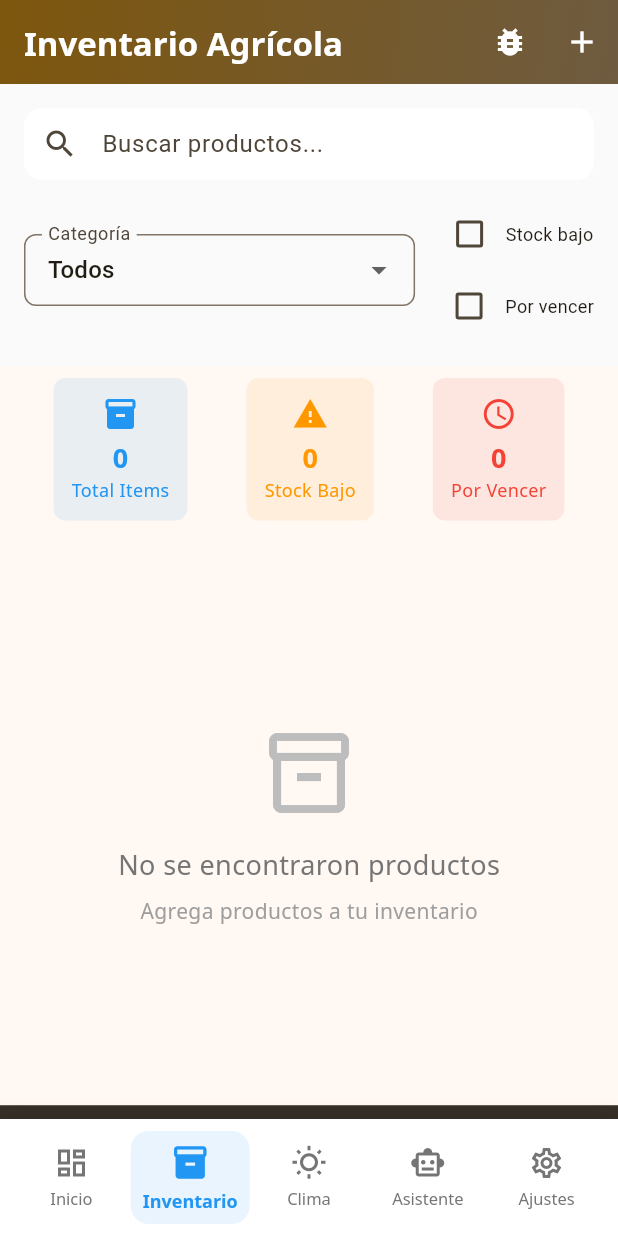
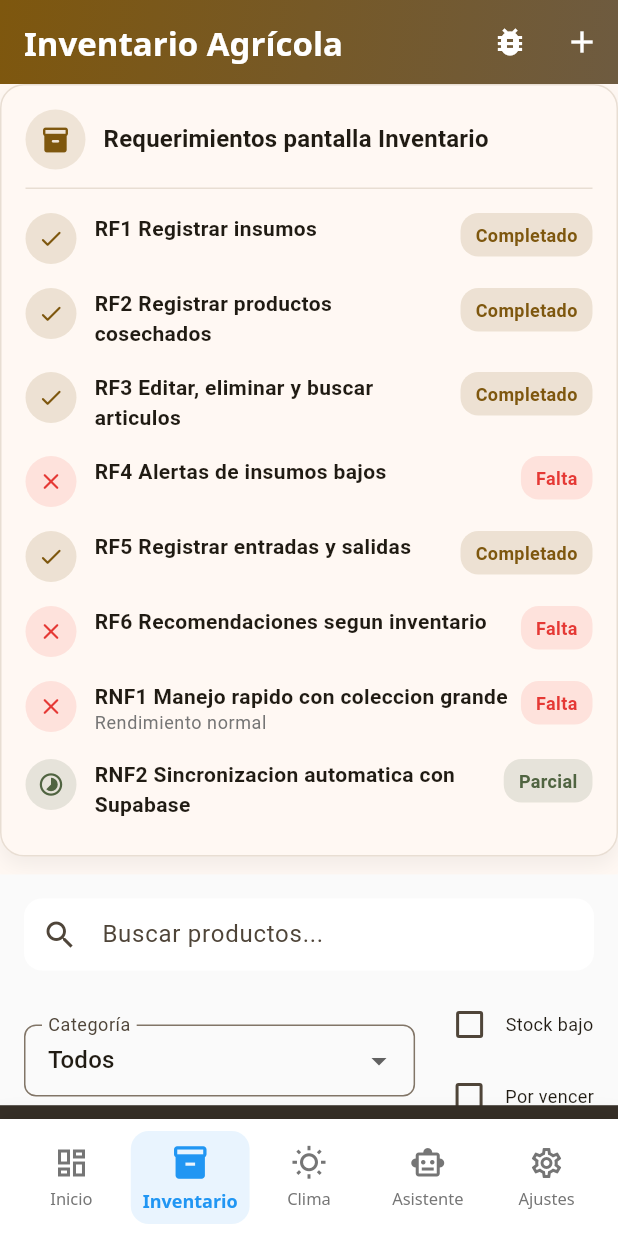
Before and after one commit to AndersonOjeda/AgroTrack-Flutter3, a Flutter app: the screen it shows once a user with an empty profile is signed in, swiped to page 2, on a phone screen of 412 x 824 dp. Run offline on Flutter 3.47's test engine with Material 3 defaults, Android fonts, the phone set to English and light mode, and no system bars; our stand-ins replace connectivity_plus, dio, flutter_dotenv, flutter_map, geocoding, geolocator and 6 more; missing offline and left inert: dart:html; accounts and stored records are empty.

Commit message:
revision general correcion de archivos

```diff
--- a/lib/screens/climate_screen.dart
+++ b/lib/screens/climate_screen.dart
@@ -3,6 +3,7 @@ import 'package:provider/provider.dart';
 import '../services/weather_state_provider.dart';
 import '../models/weather_data.dart';
 import 'map_weather_screen.dart';
+import '../widgets/requirement_status_card.dart';
 
 class ClimateScreen extends StatefulWidget {
   final double? latitude;
@@ -267,6 +268,48 @@ class _ClimateScreenState extends State<ClimateScreen> {
       child: Column(
         crossAxisAlignment: CrossAxisAlignment.start,
         children: [
+          RequirementStatusCard(
+            title: 'Requerimientos pantalla Clima',
+            icon: Icons.cloud_queue_rounded,
+            items: const [
+              RequirementStatusItem(
+                label: 'RF1 Mostrar clima actual por ubicacion',
+                state: RequirementState.completed,
+              ),
+              RequirementStatusItem(
+                label: 'RF2 Mostrar pronostico 5-7 dias',
+                state: RequirementState.missing,
+                note: 'Actualmente muestra 1 dia',
+              ),
+              RequirementStatusItem(
+                label: 'RF3 Alertas de clima extremo',
+                state: RequirementState.missing,
+              ),
+              RequirementStatusItem(
+                label: 'RF4 Cambiar ubicacion manualmente',
+                state: RequirementState.completed,
+              ),
+              RequirementStatusItem(
+                label: 'RF5 Recomendaciones agricolas segun clima',
+                state: RequirementState.missing,
+              ),
+              RequirementStatusItem(
+                label: 'RF6 Integrar clima con tareas',
+                state: RequirementState.missing,
+              ),
+              RequirementStatusItem(
+                label: 'RNF1 Funcionar con mala conexion usando cache local',
+                state: RequirementState.missing,
+              ),
+              RequirementStatusItem(
+                label: 'RNF2 Actualizaciones automaticas cada 30 min',
+                state: RequirementState.missing,
+              ),
+            ],
+          ),
+
+          const SizedBox(height: 16),
+
           // Encabezado con ubicación
           Container(
             padding: const EdgeInsets.all(20),
--- a/lib/screens/dashboard_screen.dart
+++ b/lib/screens/dashboard_screen.dart
@@ -13,6 +13,7 @@ import '../services/location_service.dart';
 import '../services/weather_service.dart';
 import '../services/weather_state_provider.dart';
 import '../widgets/dashboard_weather_widget.dart';
+import '../widgets/requirement_status_card.dart';
 
 class LocationSuggestion {
   final String display;
@@ -813,6 +814,52 @@ class _DashboardScreenState extends State<DashboardScreen> {
                         ),
                       ),
 
+                      // Estado de requerimientos del dashboard
+                      SliverToBoxAdapter(
+                        child: Padding(
+                          padding: const EdgeInsets.fromLTRB(16, 12, 16, 0),
+                          child: RequirementStatusCard(
+                            title: 'Estado de requerimientos del dashboard',
+                            icon: Icons.dashboard_customize_rounded,
+                            items: const [
+                              RequirementStatusItem(
+                                label: 'RF1 Mostrar vista general del clima del dia',
+                                state: RequirementState.missing,
+                              ),
+                              RequirementStatusItem(
+                                label: 'RF2 Accesos rapidos a Chatbot, Inventario, Finanzas, Tareas',
+                                state: RequirementState.completed,
+                              ),
+                              RequirementStatusItem(
+                                label: 'RF3 Mostrar alertas importantes',
+                                state: RequirementState.missing,
+                              ),
+                              RequirementStatusItem(
+                                label: 'RF4 Resumen rapido de finanzas',
+                                state: RequirementState.partial,
+                                note: 'Pendiente de datos en vivo',
+                              ),
+                              RequirementStatusItem(
+                                label: 'RF5 Resumen de tareas del dia',
+                                state: RequirementState.missing,
+                              ),
+                              RequirementStatusItem(
+                                label: 'RNF1 Cargar en menos de 2 segundos',
+                                state: RequirementState.missing,
+                              ),
+                              RequirementStatusItem(
+                                label: 'RNF2 Diseno accesible con botones grandes',
+                                state: RequirementState.completed,
+                              ),
+                              RequirementStatusItem(
+                                label: 'RNF3 Actualizacion automatica via streams de Supabase',
+                                state: RequirementState.missing,
+                              ),
+                            ],
+                          ),
+                        ),
+                      ),
+
                       // Espaciado
                       const SliverToBoxAdapter(
                         child: SizedBox(height: 16),
--- a/lib/screens/inventory_screen.dart
+++ b/lib/screens/inventory_screen.dart
@@ -2,6 +2,7 @@ import 'package:flutter/material.dart';
 import '../models/inventory_item_model.dart';
 import '../services/inventory_service.dart';
 import '../services/inventory_debug_service.dart';
+import '../widgets/requirement_status_card.dart';
 
 class InventoryScreen extends StatefulWidget {
   const InventoryScreen({super.key});
@@ -525,6 +526,48 @@ class _InventoryScreenState extends State<InventoryScreen> {
       ),
       body: Column(
         children: [
+          RequirementStatusCard(
+            title: 'Requerimientos pantalla Inventario',
+            icon: Icons.inventory_2_rounded,
+            items: const [
+              RequirementStatusItem(
+                label: 'RF1 Registrar insumos',
+                state: RequirementState.completed,
+              ),
+              RequirementStatusItem(
+                label: 'RF2 Registrar productos cosechados',
+                state: RequirementState.completed,
+              ),
+              RequirementStatusItem(
+                label: 'RF3 Editar, eliminar y buscar articulos',
+                state: RequirementState.completed,
+              ),
+              RequirementStatusItem(
+                label: 'RF4 Alertas de insumos bajos',
+                state: RequirementState.missing,
+              ),
+              RequirementStatusItem(
+                label: 'RF5 Registrar entradas y salidas',
+                state: RequirementState.completed,
+              ),
+              RequirementStatusItem(
+                label: 'RF6 Recomendaciones segun inventario',
+                state: RequirementState.missing,
+              ),
+              RequirementStatusItem(
+                label: 'RNF1 Manejo rapido con coleccion grande',
+                state: RequirementState.missing,
+                note: 'Rendimiento normal',
+              ),
+              RequirementStatusItem(
+                label: 'RNF2 Sincronizacion automatica con Supabase',
+                state: RequirementState.partial,
+              ),
+            ],
+          ),
+
+          const SizedBox(height: 12),
+
           // Barra de búsqueda y filtros
           Container(
             padding: const EdgeInsets.all(16),
--- /dev/null
+++ b/lib/widgets/requirement_status_card.dart
@@ -0,0 +1,188 @@
+import 'package:flutter/material.dart';
+
+/// Card compacto para mostrar el estado de varios requerimientos
+/// (completado, falta o parcial/en progreso) con etiquetas legibles.
+class RequirementStatusCard extends StatelessWidget {
+  final String title;
+  final IconData icon;
+  final List<RequirementStatusItem> items;
+  final EdgeInsetsGeometry padding;
+
+  const RequirementStatusCard({
+    super.key,
+    required this.title,
+    required this.icon,
+    required this.items,
+    this.padding = const EdgeInsets.all(16),
+  });
+
+  @override
+  Widget build(BuildContext context) {
+    final colors = Theme.of(context).colorScheme;
+
+    return Container(
+      width: double.infinity,
+      padding: padding,
+      decoration: BoxDecoration(
+        color: colors.surface,
+        borderRadius: BorderRadius.circular(16),
+        border: Border.all(
+          color: colors.outlineVariant.withOpacity(0.5),
+        ),
+        boxShadow: [
+          BoxShadow(
+            color: Colors.black.withOpacity(0.05),
+            blurRadius: 10,
+            offset: const Offset(0, 6),
+          ),
+        ],
+      ),
+      child: Column(
+        crossAxisAlignment: CrossAxisAlignment.start,
+        children: [
+          Row(
+            children: [
+              Container(
+                padding: const EdgeInsets.all(10),
+                decoration: BoxDecoration(
+                  color: colors.primary.withOpacity(0.12),
+                  shape: BoxShape.circle,
+                ),
+                child: Icon(icon, size: 20, color: colors.primary),
+              ),
+              const SizedBox(width: 12),
+              Expanded(
+                child: Text(
+                  title,
+                  style: Theme.of(context).textTheme.titleMedium?.copyWith(
+                        fontWeight: FontWeight.w700,
+                      ),
+                ),
+              ),
+            ],
+          ),
+          const SizedBox(height: 12),
+          Divider(height: 1, color: colors.outlineVariant.withOpacity(0.5)),
+          const SizedBox(height: 8),
+          ...items.map(
+            (item) => _RequirementRow(
+              label: item.label,
+              note: item.note,
+              state: item.state,
+            ),
+          ),
+        ],
+      ),
+    );
+  }
+}
+
+class RequirementStatusItem {
+  final String label;
+  final RequirementState state;
+  final String? note;
+
+  const RequirementStatusItem({
+    required this.label,
+    required this.state,
+    this.note,
+  });
+}
+
+enum RequirementState { completed, missing, partial }
+
+class _RequirementRow extends StatelessWidget {
+  final String label;
+  final String? note;
+  final RequirementState state;
+
+  const _RequirementRow({
+    required this.label,
+    required this.state,
+    this.note,
+  });
+
+  @override
+  Widget build(BuildContext context) {
+    final colors = Theme.of(context).colorScheme;
+
+    late final Color badgeColor;
+    late final Color textColor;
+    late final IconData icon;
+    late final String text;
+
+    switch (state) {
+      case RequirementState.completed:
+        badgeColor = colors.primary.withOpacity(0.14);
+        textColor = colors.primary;
+        icon = Icons.check_rounded;
+        text = 'Completado';
+        break;
+      case RequirementState.partial:
+        badgeColor = colors.tertiary.withOpacity(0.14);
+        textColor = colors.tertiary;
+        icon = Icons.timelapse_rounded;
+        text = 'Parcial';
+        break;
+      case RequirementState.missing:
+        badgeColor = Colors.red.withOpacity(0.12);
+        textColor = Colors.red.shade600;
+        icon = Icons.close_rounded;
+        text = 'Falta';
+        break;
+    }
+    return Padding(
+      padding: const EdgeInsets.symmetric(vertical: 8),
+      child: Row(
+        crossAxisAlignment: CrossAxisAlignment.start,
+        children: [
+          Container(
+            padding: const EdgeInsets.all(8),
+            decoration: BoxDecoration(
+              color: badgeColor,
+              shape: BoxShape.circle,
+            ),
+            child: Icon(icon, size: 18, color: textColor),
+          ),
+          const SizedBox(width: 12),
+          Expanded(
+            child: Column(
+              crossAxisAlignment: CrossAxisAlignment.start,
+              children: [
+                Text(
+                  label,
+                  style: Theme.of(context).textTheme.bodyMedium?.copyWith(
+                        fontWeight: FontWeight.w600,
+                      ),
+                ),
+                if (note != null)
+                  Text(
+                    note!,
+                    style: Theme.of(context).textTheme.bodySmall?.copyWith(
+                          color: Colors.grey.shade600,
+                        ),
+                  ),
+              ],
+            ),
+          ),
+          const SizedBox(width: 8),
+          Container(
+            padding: const EdgeInsets.symmetric(horizontal: 10, vertical: 6),
+            decoration: BoxDecoration(
+              color: badgeColor,
+              borderRadius: BorderRadius.circular(12),
+            ),
+            child: Text(
+              text,
+              style: TextStyle(
+                color: textColor,
+                fontWeight: FontWeight.w700,
+                fontSize: 12,
+              ),
+            ),
+          ),
+        ],
+      ),
+    );
+  }
+}
```
